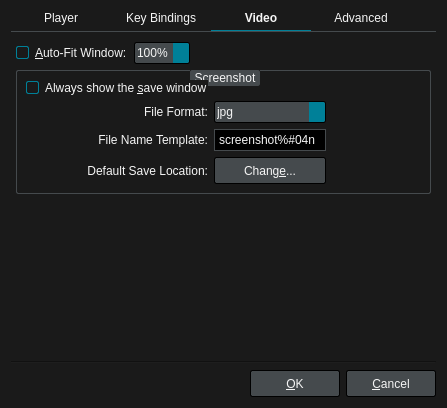
antidote1911/nounours-player, file src/ui/preferencesdialog.ui: the form before one commit.
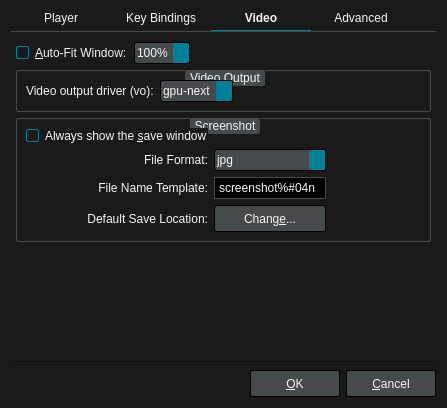
The form after the commit. The open tabs and pages were chosen to show the change. Icons and pictures are not drawn.

```diff
--- a/src/ui/preferencesdialog.ui
+++ b/src/ui/preferencesdialog.ui
@@ -752,6 +752,64 @@
          </item>
         </layout>
        </item>
+       <item>
+        <widget class="QGroupBox" name="groupBox_vo">
+         <property name="title">
+          <string>Video Output</string>
+         </property>
+         <layout class="QHBoxLayout" name="horizontalLayout_vo">
+          <item>
+           <widget class="QLabel" name="label_vo">
+            <property name="text">
+             <string>Video output driver (vo):</string>
+            </property>
+           </widget>
+          </item>
+          <item>
+           <widget class="QComboBox" name="voComboBox">
+            <item>
+             <property name="text">
+              <string>gpu-next</string>
+             </property>
+            </item>
+            <item>
+             <property name="text">
+              <string>gpu</string>
+             </property>
+            </item>
+            <item>
+             <property name="text">
+              <string>x11</string>
+             </property>
+            </item>
+            <item>
+             <property name="text">
+              <string>vdpau</string>
+             </property>
+            </item>
+            <item>
+             <property name="text">
+              <string>vaapi</string>
+             </property>
+            </item>
+           </widget>
+          </item>
+          <item>
+           <spacer name="horizontalSpacer_vo">
+            <property name="orientation">
+             <enum>Qt::Horizontal</enum>
+            </property>
+            <property name="sizeHint" stdset="0">
+             <size>
+              <width>40</width>
+              <height>20</height>
+             </size>
+            </property>
+           </spacer>
+          </item>
+         </layout>
+        </widget>
+       </item>
        <item>
         <widget class="QGroupBox" name="groupBox_3">
          <property name="title">
```
